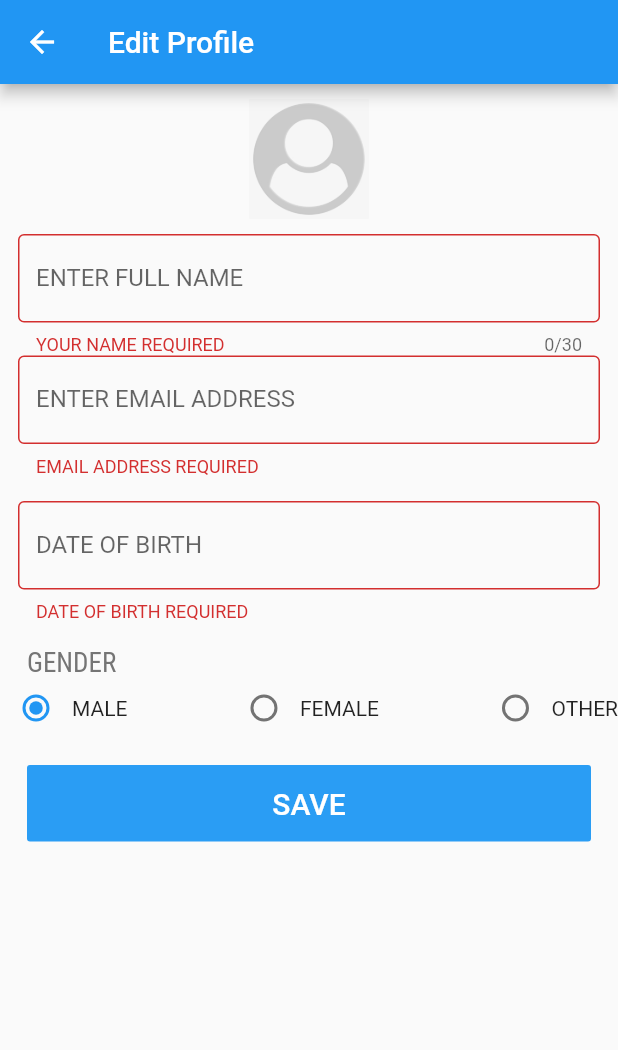
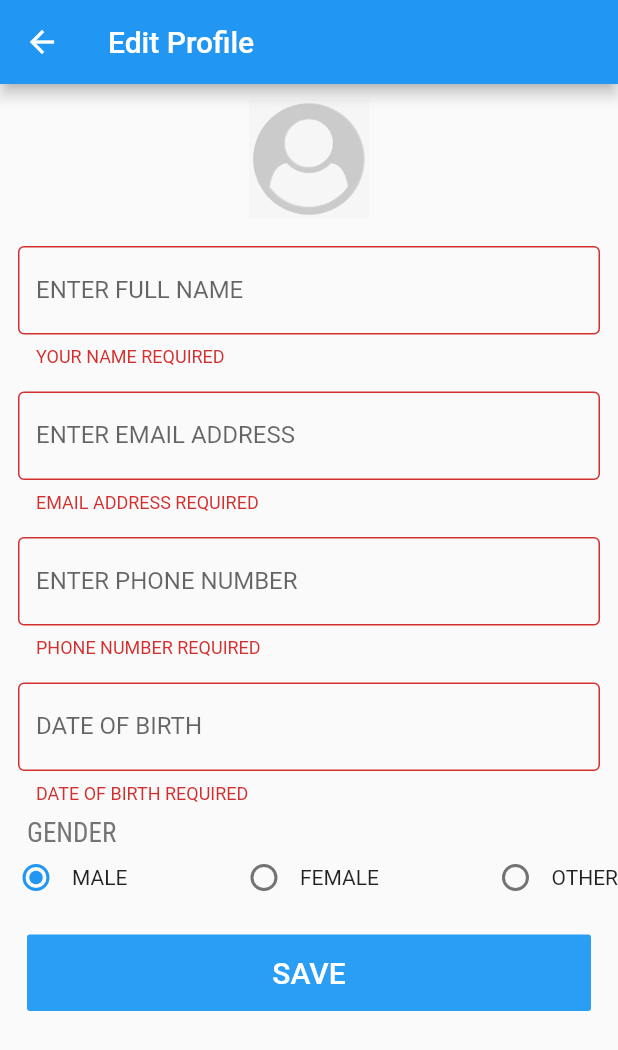
Before and after one commit to Exrelativity/Rolling-delivery-driver, a Flutter app: the editProfile screen opened directly, after a tap on "SAVE", on a phone screen of 412 x 824 dp. Shown: the top 1050 px of the screen. Run offline on Flutter 3.47's test engine with Material 2 defaults, Android fonts, the phone set to English and light mode, and no system bars; drawn by our look-alikes of group_radio_button; our stand-ins replace dotted_line, flutter_switch, font_awesome_flutter, google_fonts, google_maps_flutter, syncfusion_flutter_charts; statements that could not run were skipped.

Commit message:
error fix in profile edit page

```diff
--- a/lib/pages/_editProfile.dart
+++ b/lib/pages/_editProfile.dart
@@ -27,8 +27,8 @@ class _editProfileState extends State<editProfile> {
       ),
       body: Form(
         key: _formKey,
-        child: Column(
-          crossAxisAlignment: CrossAxisAlignment.start,
+        child: ListView(
+          // crossAxisAlignment: CrossAxisAlignment.start,
           children: [
             Center(
               child: Container(
@@ -41,7 +41,8 @@ class _editProfileState extends State<editProfile> {
               ),
             ),
             Padding(
-              padding: const EdgeInsets.symmetric(horizontal: 12.0),
+              padding:
+                  const EdgeInsets.symmetric(horizontal: 12.0, vertical: 8),
               child: TextFormField(
                 keyboardType: TextInputType.name,
                 textInputAction: TextInputAction.send,
@@ -52,7 +53,6 @@ class _editProfileState extends State<editProfile> {
                     hintText: "Prajwal Rai"),
                 autofocus: false,
                 autocorrect: false,
-                maxLength: 30,
                 validator: (text) {
                   if (text == null || text.isEmpty) {
                     return 'YOUR NAME REQUIRED';
@@ -62,7 +62,8 @@ class _editProfileState extends State<editProfile> {
               ),
             ),
             Padding(
-              padding: const EdgeInsets.symmetric(horizontal: 12.0),
+              padding:
+                  const EdgeInsets.symmetric(horizontal: 12.0, vertical: 8),
               child: TextFormField(
                 keyboardType: TextInputType.emailAddress,
                 textInputAction: TextInputAction.send,
@@ -83,7 +84,28 @@ class _editProfileState extends State<editProfile> {
             ),
             Padding(
               padding:
-                  const EdgeInsets.symmetric(horizontal: 12.0, vertical: 16),
+                  const EdgeInsets.symmetric(horizontal: 12.0, vertical: 8),
+              child: TextFormField(
+                keyboardType: TextInputType.phone,
+                textInputAction: TextInputAction.send,
+                decoration: InputDecoration(
+                    border: OutlineInputBorder(
+                        borderRadius: BorderRadius.all(Radius.circular(4))),
+                    labelText: "ENTER PHONE NUMBER",
+                    hintText: "9807009889"),
+                autofocus: false,
+                autocorrect: false,
+                validator: (text) {
+                  if (text == null || text.isEmpty) {
+                    return 'PHONE NUMBER REQUIRED';
+                  }
+                  return null;
+                },
+              ),
+            ),
+            Padding(
+              padding:
+                  const EdgeInsets.symmetric(horizontal: 12.0, vertical: 8),
               child: TextFormField(
                 keyboardType: TextInputType.datetime,
                 textInputAction: TextInputAction.send,
```
